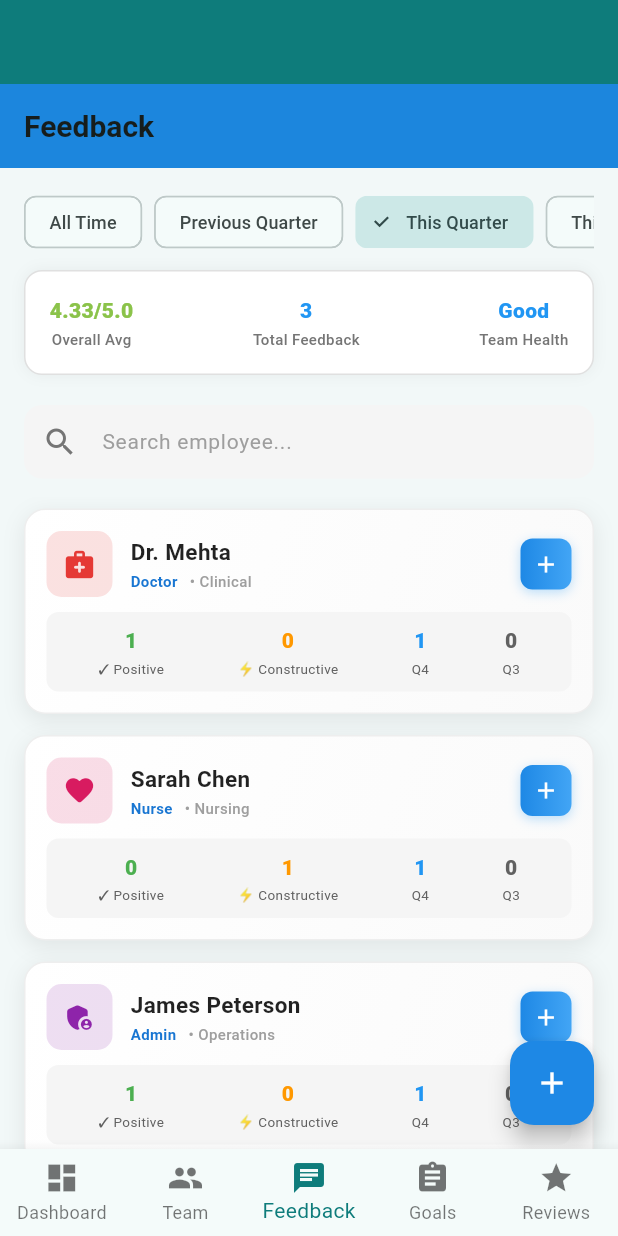
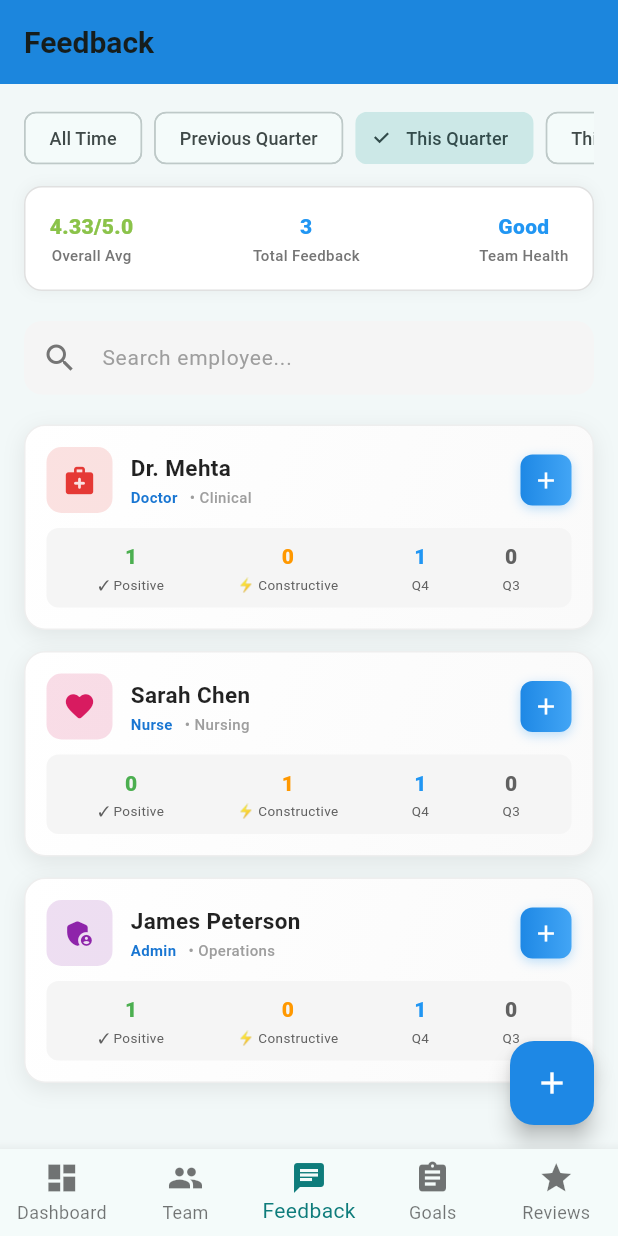
Before and after one commit to deshpandeatharv50-ai/pulse-review, a Flutter app: the AppNavigation screen opened directly with sample values from the repository, item 3 of the bottom bar chosen, on a phone screen of 412 x 824 dp. Run offline on Flutter 3.47's test engine with Material 3 defaults, Android fonts, the phone set to English and light mode, and no system bars; our stand-ins replace supabase_flutter; accounts and stored records are empty.

Commit message:
Remove empty AppBar from AppNavigation
Removed the blank AppBar that was taking up unnecessary space. Each screen now manages its own header/AppBar.

Co-Authored-By: Claude Haiku 4.5 <noreply@anthropic.com>

```diff
--- a/lib/widgets/app_navigation.dart
+++ b/lib/widgets/app_navigation.dart
@@ -57,13 +57,6 @@ class _AppNavigationState extends State<AppNavigation> {
     final org = widget.organization;
     final persona = widget.persona;
     return Scaffold(
-      appBar: AppBar(
-        backgroundColor: org.accentColor,
-        elevation: 0,
-        automaticallyImplyLeading: false,
-        title: null,
-        actions: [],
-      ),
       body: _screens[_selectedIndex],
       bottomNavigationBar: BottomNavigationBar(
         currentIndex: _selectedIndex,
```
